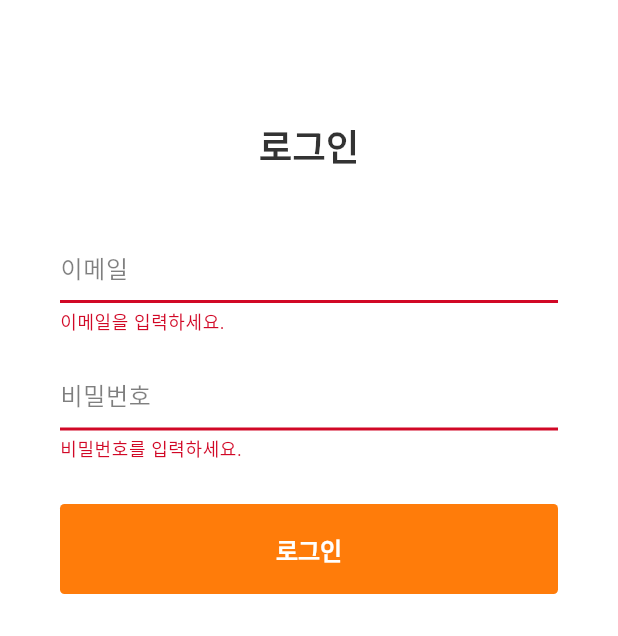
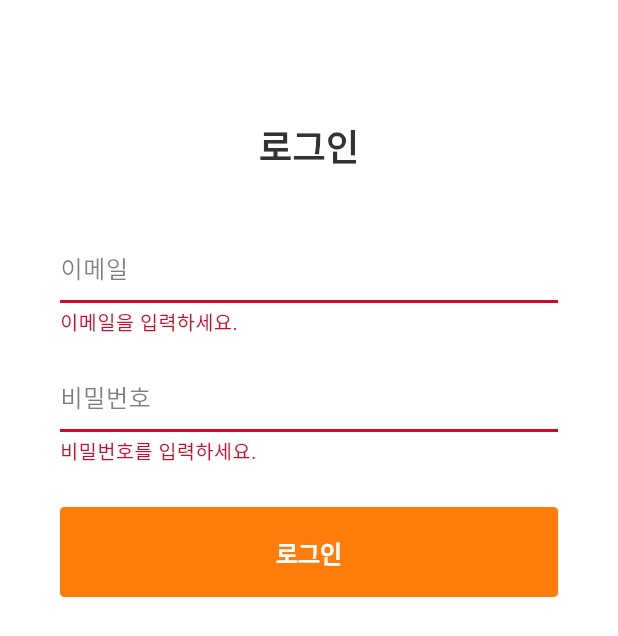
Before and after one commit to ynjch97/RiFFest, a Flutter app: the LoginScreen screen opened by its route, after a tap on "로그인", on a phone screen of 412 x 824 dp. Shown: the top 636 px of the screen. Run offline on Flutter 3.47's test engine with Material 3 defaults, Android fonts, the phone set to English and light mode, and no system bars; our stand-ins replace firebase_auth, firebase_core, flutter_riverpod, font_awesome_flutter, go_router; accounts and stored records are empty.

Commit message:
constants, utils, router 설정

```diff
--- a/riffest/lib/constants/routes.dart
+++ b/riffest/lib/constants/routes.dart
@@ -5,7 +5,8 @@ class Routes {
 
   static const signUpScreen = "/";
   static const loginScreen = "/login";
-  static const emailScreen = "/email";
+  // static const emailScreen = "/email";
+  // static const nameScreen = "/name";
   static const termsScreen = "/terms";
   static const interestsScreen = "/tutorial";
 }
@@ -15,7 +16,8 @@ class RoutesName {
 
   static const signUpScreen = "signUp";
   static const loginScreen = "login";
-  static const emailScreen = "email";
+  // static const emailScreen = "email";
+  // static const nameScreen = "name";
   static const termsScreen = "terms";
   static const interestsScreen = "interests";
 }
--- a/riffest/lib/constants/sizes.dart
+++ b/riffest/lib/constants/sizes.dart
@@ -11,6 +11,7 @@ class Sizes {
   static const size10 = 10.0;
   static const size11 = 11.0;
   static const size12 = 12.0;
+  static const size13 = 13.0;
   static const size14 = 14.0;
   static const size16 = 16.0;
   static const size18 = 18.0;
@@ -29,6 +30,7 @@ class Sizes {
   static const size64 = 64.0;
   static const size72 = 72.0;
   static const size80 = 80.0;
+  static const size90 = 90.0;
   static const size96 = 96.0;
   static const size100 = 100.0;
   static const size200 = 200.0;
--- a/riffest/lib/constants/text_styles.dart
+++ b/riffest/lib/constants/text_styles.dart
@@ -70,7 +70,7 @@ class TextStyles {
   );
   // TextField Default Error
   static const defaultTextFieldError = TextStyle(
-    fontSize: Sizes.size12,
+    fontSize: Sizes.size13,
     fontWeight: FontWeight.w400,
     color: Colours.errorColor,
   );
```
Also changed, not shown: riffest/lib/router.dart (+10 -12 lines), riffest/lib/utils.dart (added, +19 -0 lines).
